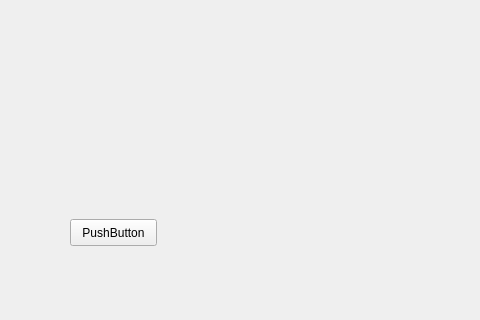
dapperfu/PyQt5Scratch, file control_gui.ui: the form before one commit; both pictures show x 0 to 480 and y 160 to 480 of the 640 by 480 pixel window.
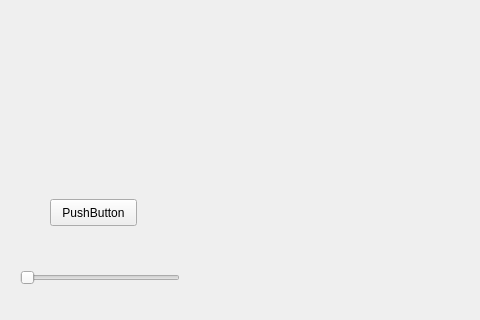
The form after the commit.

Commit message: Git Auto Commit: Sun Dec 11 06:02:51 EST 2016

Diff of the .ui file:
```diff
--- a/control_gui.ui
+++ b/control_gui.ui
@@ -17,8 +17,8 @@
    <widget class="QPushButton" name="pushButton">
     <property name="geometry">
      <rect>
-      <x>70</x>
-      <y>360</y>
+      <x>50</x>
+      <y>340</y>
       <width>87</width>
       <height>27</height>
      </rect>
@@ -27,6 +27,29 @@
      <string>PushButton</string>
     </property>
    </widget>
+   <widget class="QSlider" name="horizontalSlider">
+    <property name="geometry">
+     <rect>
+      <x>20</x>
+      <y>410</y>
+      <width>160</width>
+      <height>18</height>
+     </rect>
+    </property>
+    <property name="orientation">
+     <enum>Qt::Horizontal</enum>
+    </property>
+   </widget>
+   <widget class="QWidget" name="widget" native="true">
+    <property name="geometry">
+     <rect>
+      <x>10</x>
+      <y>10</y>
+      <width>271</width>
+      <height>181</height>
+     </rect>
+    </property>
+   </widget>
   </widget>
   <widget class="QMenuBar" name="menubar">
    <property name="geometry">
```
